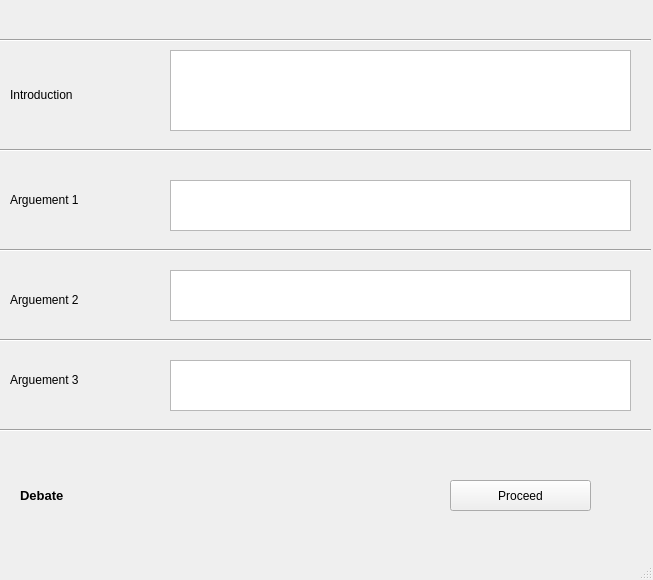
Before: the Qt Designer form Debate.ui in sidhiadkoli/flamingo, drawn with Qt 5.
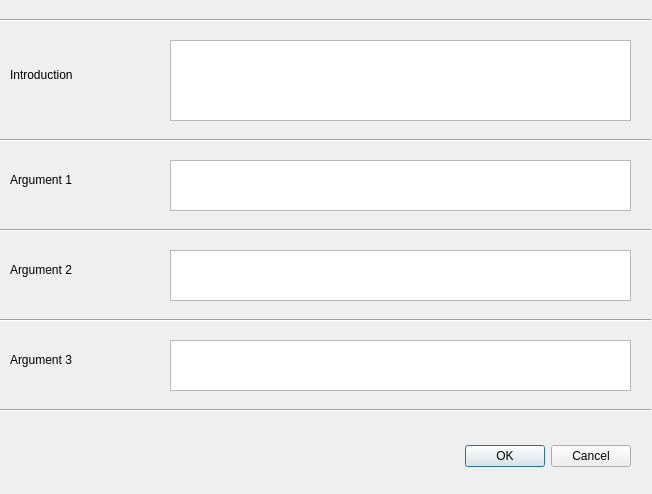
After: the same form once the commit is applied.

Commit message: Formats are now dialog boxes. Major change in flow of UI

Patch:
```diff
--- a/Debate.ui
+++ b/Debate.ui
@@ -1,86 +1,39 @@
 <?xml version="1.0" encoding="UTF-8"?>
 <ui version="4.0">
- <class>MainWindow</class>
- <widget class="QMainWindow" name="MainWindow">
+ <class>Dialog</class>
+ <widget class="QDialog" name="Dialog">
   <property name="geometry">
    <rect>
     <x>0</x>
     <y>0</y>
-    <width>653</width>
-    <height>580</height>
+    <width>652</width>
+    <height>494</height>
    </rect>
   </property>
   <property name="windowTitle">
    <string>MainWindow</string>
   </property>
-  <widget class="QWidget" name="centralwidget">
-   <widget class="QLabel" name="label_3">
+  <widget class="QDialogButtonBox" name="buttonBox">
     <property name="geometry">
      <rect>
-      <x>10</x>
-      <y>180</y>
-      <width>141</width>
-      <height>41</height>
-     </rect>
-    </property>
-    <property name="text">
-     <string>&lt;html&gt;&lt;head/&gt;&lt;body&gt;&lt;p&gt;Arguement 1&lt;/p&gt;&lt;/body&gt;&lt;/html&gt;</string>
-    </property>
-   </widget>
-   <widget class="QLabel" name="label_5">
-    <property name="geometry">
-     <rect>
-      <x>10</x>
-      <y>360</y>
-      <width>131</width>
-      <height>41</height>
-     </rect>
-    </property>
-    <property name="text">
-     <string>&lt;html&gt;&lt;head/&gt;&lt;body&gt;&lt;p&gt;Arguement 3&lt;/p&gt;&lt;/body&gt;&lt;/html&gt;</string>
-    </property>
-   </widget>
-   <widget class="QTextEdit" name="arg2TextEdit">
-    <property name="geometry">
-     <rect>
-      <x>170</x>
-      <y>270</y>
-      <width>461</width>
-      <height>51</height>
-     </rect>
-    </property>
-   </widget>
-   <widget class="Line" name="line">
-    <property name="geometry">
-     <rect>
-      <x>0</x>
-      <y>30</y>
-      <width>651</width>
-      <height>20</height>
+     <x>290</x>
+     <y>440</y>
+     <width>341</width>
+     <height>32</height>
      </rect>
     </property>
     <property name="orientation">
      <enum>Qt::Horizontal</enum>
     </property>
-   </widget>
-   <widget class="QPushButton" name="proceedPushButton">
-    <property name="geometry">
-     <rect>
-      <x>450</x>
-      <y>480</y>
-      <width>141</width>
-      <height>31</height>
-     </rect>
-    </property>
-    <property name="text">
-     <string>Proceed</string>
+   <property name="standardButtons">
+    <set>QDialogButtonBox::Cancel|QDialogButtonBox::Ok</set>
     </property>
    </widget>
    <widget class="Line" name="line_3">
     <property name="geometry">
      <rect>
       <x>0</x>
-      <y>240</y>
+     <y>220</y>
       <width>651</width>
       <height>20</height>
      </rect>
@@ -89,60 +42,63 @@
      <enum>Qt::Horizontal</enum>
     </property>
    </widget>
-   <widget class="QLabel" name="label">
-    <property name="geometry">
-     <rect>
-      <x>20</x>
-      <y>480</y>
-      <width>111</width>
-      <height>31</height>
-     </rect>
-    </property>
-    <property name="text">
-     <string>&lt;html&gt;&lt;head/&gt;&lt;body&gt;&lt;p&gt;&lt;span style=&quot; font-size:10pt; font-weight:600;&quot;&gt;Debate&lt;/span&gt;&lt;/p&gt;&lt;/body&gt;&lt;/html&gt;</string>
-    </property>
-   </widget>
-   <widget class="QLabel" name="label_2">
-    <property name="geometry">
-     <rect>
-      <x>10</x>
-      <y>80</y>
-      <width>111</width>
-      <height>31</height>
-     </rect>
-    </property>
-    <property name="text">
-     <string>&lt;html&gt;&lt;head/&gt;&lt;body&gt;&lt;p&gt;Introduction&lt;/p&gt;&lt;/body&gt;&lt;/html&gt;</string>
-    </property>
-   </widget>
    <widget class="QLabel" name="label_4">
     <property name="geometry">
      <rect>
       <x>10</x>
-      <y>280</y>
+     <y>250</y>
       <width>121</width>
       <height>41</height>
      </rect>
     </property>
     <property name="text">
-     <string>&lt;html&gt;&lt;head/&gt;&lt;body&gt;&lt;p&gt;Arguement 2&lt;/p&gt;&lt;/body&gt;&lt;/html&gt;</string>
-    </property>
-   </widget>
-   <widget class="QTextEdit" name="arg1TextEdit_2">
+    <string>&lt;html&gt;&lt;head/&gt;&lt;body&gt;&lt;p&gt;Argument 2&lt;/p&gt;&lt;/body&gt;&lt;/html&gt;</string>
+   </property>
+  </widget>
+  <widget class="QLabel" name="label_3">
     <property name="geometry">
      <rect>
-      <x>170</x>
-      <y>360</y>
-      <width>461</width>
-      <height>51</height>
-     </rect>
+     <x>10</x>
+     <y>160</y>
+     <width>141</width>
+     <height>41</height>
+    </rect>
+   </property>
+   <property name="text">
+    <string>&lt;html&gt;&lt;head/&gt;&lt;body&gt;&lt;p&gt;Argument 1&lt;/p&gt;&lt;/body&gt;&lt;/html&gt;</string>
+   </property>
+  </widget>
+  <widget class="Line" name="line_4">
+   <property name="geometry">
+    <rect>
+     <x>0</x>
+     <y>310</y>
+     <width>651</width>
+     <height>20</height>
+    </rect>
+   </property>
+   <property name="orientation">
+    <enum>Qt::Horizontal</enum>
+   </property>
+  </widget>
+  <widget class="QLabel" name="label_5">
+   <property name="geometry">
+    <rect>
+     <x>10</x>
+     <y>340</y>
+     <width>131</width>
+     <height>41</height>
+    </rect>
+   </property>
+   <property name="text">
+    <string>&lt;html&gt;&lt;head/&gt;&lt;body&gt;&lt;p&gt;Argument 3&lt;/p&gt;&lt;/body&gt;&lt;/html&gt;</string>
     </property>
    </widget>
    <widget class="Line" name="line_5">
     <property name="geometry">
      <rect>
       <x>0</x>
-      <y>420</y>
+     <y>400</y>
       <width>651</width>
       <height>20</height>
      </rect>
@@ -151,21 +107,67 @@
      <enum>Qt::Horizontal</enum>
     </property>
    </widget>
+  <widget class="QTextEdit" name="arg2TextEdit">
+   <property name="geometry">
+    <rect>
+     <x>170</x>
+     <y>250</y>
+     <width>461</width>
+     <height>51</height>
+    </rect>
+   </property>
+  </widget>
+  <widget class="QTextEdit" name="arg3TextEdit">
+   <property name="geometry">
+    <rect>
+     <x>170</x>
+     <y>340</y>
+     <width>461</width>
+     <height>51</height>
+    </rect>
+   </property>
+  </widget>
    <widget class="QTextEdit" name="introTextEdit">
     <property name="geometry">
      <rect>
       <x>170</x>
-      <y>50</y>
+     <y>40</y>
       <width>461</width>
       <height>81</height>
      </rect>
     </property>
    </widget>
+  <widget class="QLabel" name="label_2">
+   <property name="geometry">
+    <rect>
+     <x>10</x>
+     <y>60</y>
+     <width>111</width>
+     <height>31</height>
+    </rect>
+   </property>
+   <property name="text">
+    <string>&lt;html&gt;&lt;head/&gt;&lt;body&gt;&lt;p&gt;Introduction&lt;/p&gt;&lt;/body&gt;&lt;/html&gt;</string>
+   </property>
+  </widget>
    <widget class="Line" name="line_2">
     <property name="geometry">
      <rect>
       <x>0</x>
-      <y>140</y>
+     <y>130</y>
+     <width>651</width>
+     <height>20</height>
+    </rect>
+   </property>
+   <property name="orientation">
+    <enum>Qt::Horizontal</enum>
+   </property>
+  </widget>
+  <widget class="Line" name="line">
+   <property name="geometry">
+    <rect>
+     <x>0</x>
+     <y>10</y>
       <width>651</width>
       <height>20</height>
      </rect>
@@ -178,7 +180,7 @@
     <property name="geometry">
      <rect>
       <x>170</x>
-      <y>180</y>
+     <y>160</y>
       <width>461</width>
       <height>51</height>
      </rect>
@@ -187,35 +189,10 @@
      <string>&lt;!DOCTYPE HTML PUBLIC &quot;-//W3C//DTD HTML 4.0//EN&quot; &quot;http://www.w3.org/TR/REC-html40/strict.dtd&quot;&gt;
 &lt;html&gt;&lt;head&gt;&lt;meta name=&quot;qrichtext&quot; content=&quot;1&quot; /&gt;&lt;style type=&quot;text/css&quot;&gt;
 p, li { white-space: pre-wrap; }
-&lt;/style&gt;&lt;/head&gt;&lt;body style=&quot; font-family:'MS Shell Dlg 2'; font-size:8.25pt; font-weight:400; font-style:normal;&quot;&gt;
-&lt;p style=&quot;-qt-paragraph-type:empty; margin-top:0px; margin-bottom:0px; margin-left:0px; margin-right:0px; -qt-block-indent:0; text-indent:0px; font-size:8pt;&quot;&gt;&lt;br /&gt;&lt;/p&gt;&lt;/body&gt;&lt;/html&gt;</string>
-    </property>
-   </widget>
-   <widget class="Line" name="line_4">
-    <property name="geometry">
-     <rect>
-      <x>0</x>
-      <y>330</y>
-      <width>651</width>
-      <height>20</height>
-     </rect>
-    </property>
-    <property name="orientation">
-     <enum>Qt::Horizontal</enum>
-    </property>
-   </widget>
-  </widget>
-  <widget class="QMenuBar" name="menubar">
-   <property name="geometry">
-    <rect>
-     <x>0</x>
-     <y>0</y>
-     <width>653</width>
-     <height>21</height>
-    </rect>
-   </property>
-  </widget>
-  <widget class="QStatusBar" name="statusbar"/>
+&lt;/style&gt;&lt;/head&gt;&lt;body style=&quot; font-family:'Lucida Grande'; font-size:13pt; font-weight:400; font-style:normal;&quot;&gt;
+&lt;p style=&quot;-qt-paragraph-type:empty; margin-top:0px; margin-bottom:0px; margin-left:0px; margin-right:0px; -qt-block-indent:0; text-indent:0px; font-family:'MS Shell Dlg 2'; font-size:8pt;&quot;&gt;&lt;br /&gt;&lt;/p&gt;&lt;/body&gt;&lt;/html&gt;</string>
+   </property>
+  </widget>
  </widget>
  <resources/>
  <connections/>
```
Left out of the diff: 37 changed lines with no effect on the pictures. Lines whose indentation alone changed are shown as unchanged. The commit also changes 8 other files.
